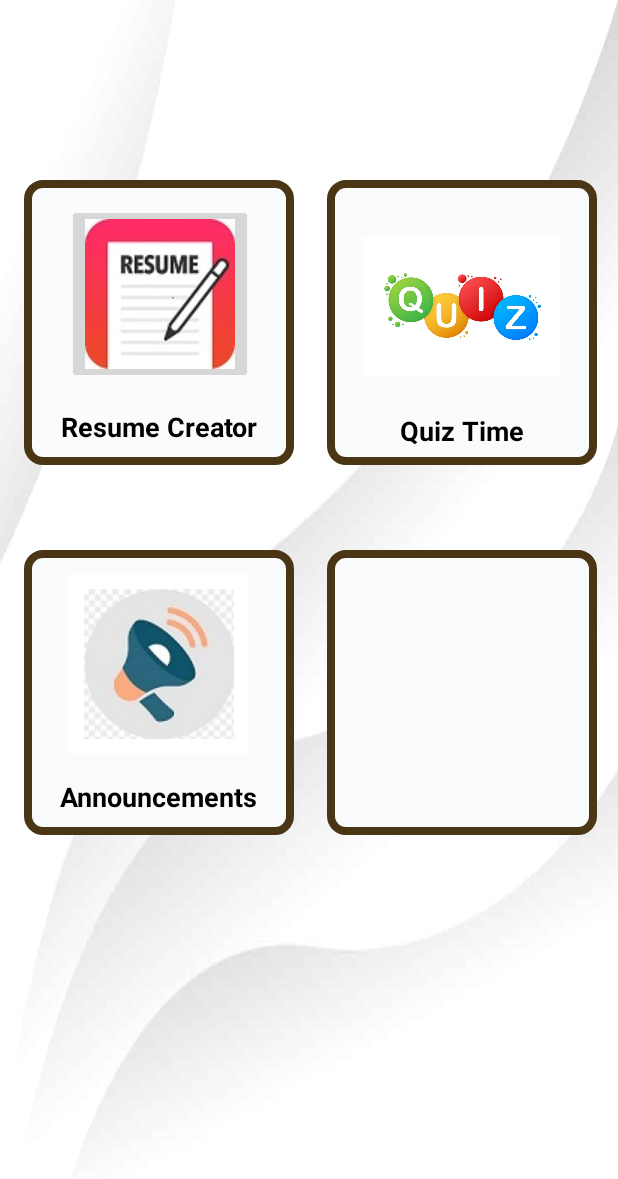
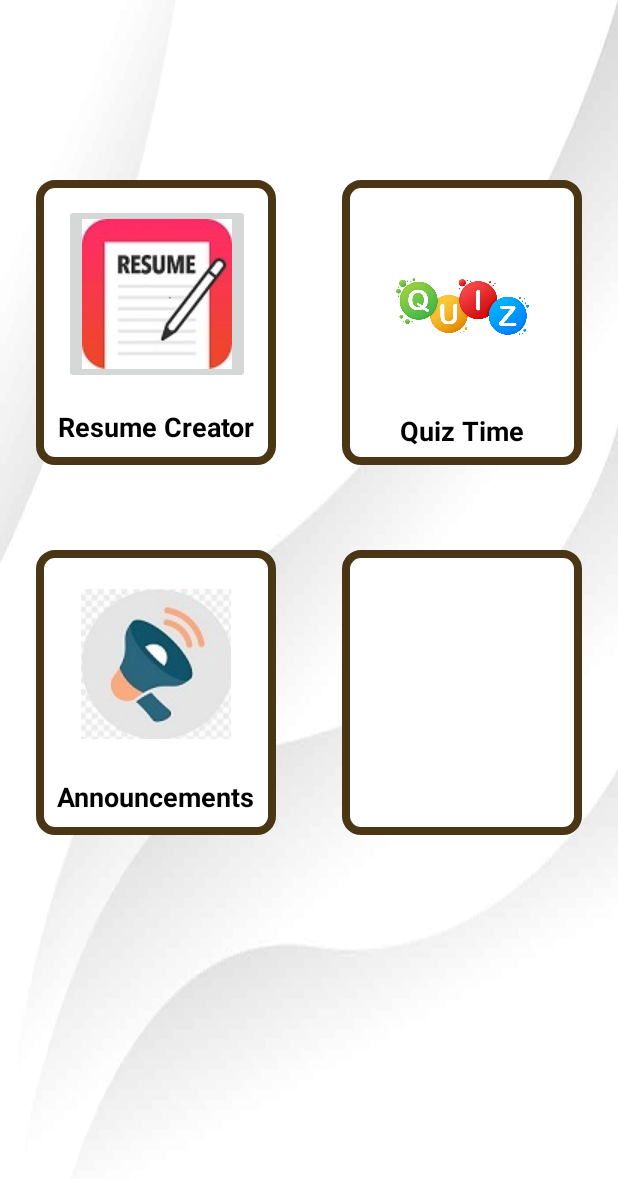
Before and after one commit to piyush260100/Resume_Manager, an Android app: the HomeActivity screen opened directly, with no data from a screen before it, on a phone screen of 412 x 824 dp. Shown: the top 1179 px of the screen. Run offline under Robolectric (Android 15) with nearby library versions, the phone set to English and light mode, and no system bars.

Commit message:
Resume Manager

```diff
--- a/app/src/main/res/drawable/square_box.xml
+++ b/app/src/main/res/drawable/square_box.xml
@@ -1,7 +1,7 @@
 <?xml version="1.0" encoding="utf-8"?>
 <shape xmlns:android="http://schemas.android.com/apk/res/android"
     android:shape="rectangle">
-    <solid android:color="#F9FBFD"/>
+    <solid android:color="@android:color/white"/>
     <stroke android:color="#4A3515" android:width="5dp"/>
     <corners android:radius="10dp"/>
 </shape>
--- a/app/src/main/res/layout/activity_home.xml
+++ b/app/src/main/res/layout/activity_home.xml
@@ -9,9 +9,9 @@
 
     <androidx.constraintlayout.widget.ConstraintLayout
         android:id="@+id/resume_creator_view"
-        android:layout_width="180dp"
+        android:layout_width="160dp"
         android:layout_height="190dp"
-        android:layout_marginStart="16dp"
+        android:layout_marginStart="24dp"
         android:layout_marginTop="120dp"
         android:background="@drawable/square_box"
         app:layout_constraintStart_toStartOf="parent"
@@ -44,12 +44,11 @@
 
     <androidx.constraintlayout.widget.ConstraintLayout
         android:id="@+id/quiz_view"
-        android:layout_width="180dp"
+        android:layout_width="160dp"
         android:layout_height="190dp"
-        android:layout_marginStart="8dp"
+        android:layout_marginEnd="24dp"
         android:background="@drawable/square_box"
         app:layout_constraintEnd_toEndOf="parent"
-        app:layout_constraintStart_toEndOf="@+id/resume_creator_view"
         app:layout_constraintTop_toTopOf="@+id/resume_creator_view">
 
         <ImageView
@@ -80,9 +79,9 @@
 
     <androidx.constraintlayout.widget.ConstraintLayout
         android:id="@+id/announcement_view"
-        android:layout_width="180dp"
+        android:layout_width="160dp"
         android:layout_height="190dp"
-        android:layout_marginStart="16dp"
+        android:layout_marginStart="24dp"
         android:layout_marginTop="70dp"
         android:background="@drawable/square_box"
         app:layout_constraintStart_toStartOf="parent"
@@ -115,12 +114,11 @@
 
     <androidx.constraintlayout.widget.ConstraintLayout
         android:id="@+id/constraintLayout"
-        android:layout_width="180dp"
+        android:layout_width="160dp"
         android:layout_height="190dp"
-        android:layout_marginStart="8dp"
+        android:layout_marginEnd="24dp"
         android:background="@drawable/square_box"
         app:layout_constraintEnd_toEndOf="parent"
-        app:layout_constraintStart_toEndOf="@+id/announcement_view"
         app:layout_constraintTop_toTopOf="@+id/announcement_view">
 
     </androidx.constraintlayout.widget.ConstraintLayout>
```
